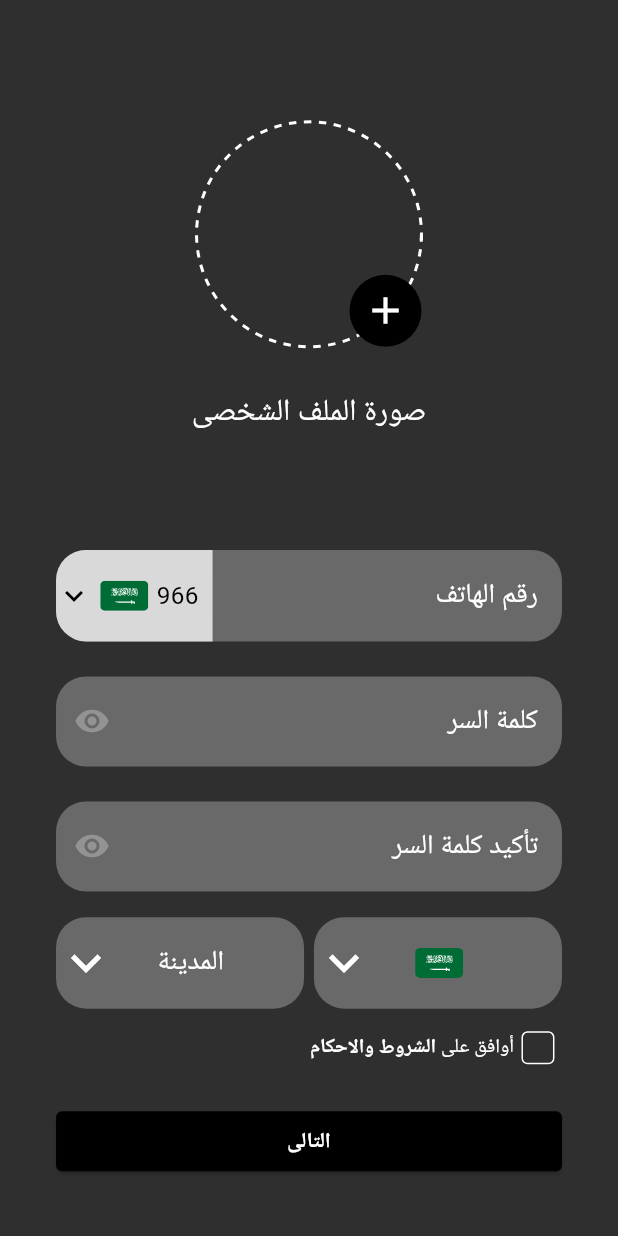
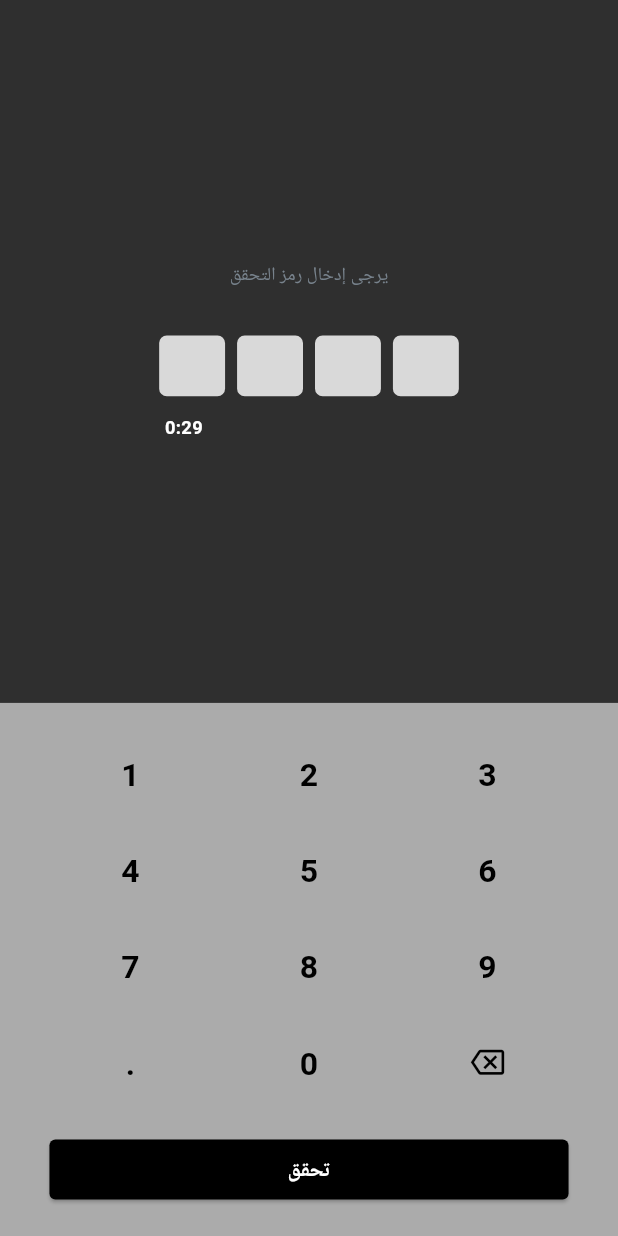
Before and after one commit to mohammedhedaya/-Sar-aat-Al-Tasweeq, a Flutter app: the SignUpProfile screen opened by its route, after a tap on "التالى", on a phone screen of 412 x 824 dp. Run offline on Flutter 3.47's test engine with Material 3 defaults, Android fonts, the phone set to English and light mode, and no system bars; drawn by our look-alikes of pinput; our stand-ins replace device_preview, flutter_screenutil, flutter_svg, go_router, shared_preferences; accounts and stored records are empty.

Commit message:
Finish Sign Up OTP Page

```diff
--- a/lib/core/router/app_router.dart
+++ b/lib/core/router/app_router.dart
@@ -1,7 +1,9 @@
 import 'package:go_router/go_router.dart';
 import 'package:shopping_chart/features/auth/presentation/views/login_page.dart';
+import 'package:shopping_chart/features/auth/presentation/views/sign_up_otp_page.dart';
 import 'package:shopping_chart/features/auth/presentation/views/sign_up_page.dart';
 import 'package:shopping_chart/features/auth/presentation/views/sign_up_profile.dart';
+import 'package:shopping_chart/features/auth/presentation/views/success_sign_up_page.dart';
 
 final GoRouter router = GoRouter(
   routes: [
@@ -13,9 +15,17 @@ final GoRouter router = GoRouter(
       path: '/signup',
       builder: (context, state) => const SignUpPage(),
     ),
-     GoRoute(
+    GoRoute(
       path: '/signupProfile',
       builder: (context, state) => const SignUpProfile(),
     ),
+    GoRoute(
+      path: '/signupOTP',
+      builder: (context, state) => const SignUpOTPPage(),
+    ),
+     GoRoute(
+      path: '/successSignUp',
+      builder: (context, state) => const SuccessSignUpPage(),
+    ),
   ],
 );
--- a/lib/core/utils/assets.dart
+++ b/lib/core/utils/assets.dart
@@ -10,6 +10,10 @@ class Assets {
   /// assets/images/light.svg
   static const String imagesLight = "assets/images/light.svg";
 
+  /// Assets for imagesSpeedMarktinglogo
+  /// assets/images/speedMarktinglogo.png
+  static const String imagesSpeedMarktinglogo = "assets/images/speedMarktinglogo.png";
+
   /// Assets for imagesSuadiFlag
   /// assets/images/suadiFlag.svg
   static const String imagesSuadiFlag = "assets/images/suadiFlag.svg";
--- /dev/null
+++ b/lib/features/auth/presentation/views/sign_up_otp_page.dart
@@ -0,0 +1,190 @@
+import 'dart:async';
+import 'package:flutter/material.dart';
+import 'package:flutter_screenutil/flutter_screenutil.dart';
+import 'package:go_router/go_router.dart';
+import 'package:pinput/pinput.dart';
+import 'package:shopping_chart/core/utils/app_colors.dart';
+import 'package:shopping_chart/core/utils/app_text_style.dart';
+
+class SignUpOTPPage extends StatefulWidget {
+  const SignUpOTPPage({super.key});
+  @override
+  State<SignUpOTPPage> createState() => _SignUpOTPPageState();
+}
+
+class _SignUpOTPPageState extends State<SignUpOTPPage> {
+  final TextEditingController _pinController = TextEditingController();
+  final FocusNode _focusNode = FocusNode();
+  late Timer _timer;
+  int _start = 30;
+  @override
+  void initState() {
+    super.initState();
+    startTimer();
+  }
+
+  @override
+  void dispose() {
+    _timer.cancel();
+    super.dispose();
+  }
+
+  void startTimer() {
+    _timer = Timer.periodic(const Duration(seconds: 1), (timer) {
+      if (_start == 0) {
+        _timer.cancel();
+      } else {
+        setState(() {
+          _start--;
+        });
+      }
+    });
+  }
+
+  void _handleKeyTap(String value) {
+    if (value == "<") {
+      // Backspace
+      if (_pinController.text.isNotEmpty) {
+        _pinController.text =
+            _pinController.text.substring(0, _pinController.text.length - 1);
+      }
+    } else {
+      if (_pinController.text.length < 4) {
+        _pinController.text += value;
+      }
+    }
+  }
+
+  @override
+  Widget build(BuildContext context) {
+    return Scaffold(
+      backgroundColor: const Color(0xFF2F2F2F),
+      body: Column(
+        children: [
+          Expanded(
+            child: Column(
+              mainAxisAlignment: MainAxisAlignment.center,
+              children: [
+                Text(
+                  'يرجى إدخال رمز التحقق',
+                  textAlign: TextAlign.center,
+                  style: AppStyles.style12W400,
+                ),
+                SizedBox(height: 30.h),
+                Pinput(
+                  length: 4,
+                  controller: _pinController,
+                  focusNode: _focusNode,
+                  showCursor: true,
+                  readOnly: true,
+                  //
+                  defaultPinTheme: PinTheme(
+                    width: 40.w,
+                    height: 40.h,
+                    textStyle: TextStyle(
+                      fontSize: 22.sp,
+                      color: Colors.black,
+                    ),
+                    decoration: BoxDecoration(
+                      color: const Color(0xffD9D9D9),
+                      borderRadius: BorderRadius.circular(5.r),
+                    ),
+                  ),
+                  onCompleted: (pin) {},
+                ),
+                SizedBox(height: 12.h),
+                Padding(
+                  padding: EdgeInsets.symmetric(horizontal: 100.w),
+                  child: Align(
+                    alignment: Alignment.centerLeft,
+                    child: Text(
+                      '0:$_start',
+                      style: AppStyles.style12W600,
+                    ),
+                  ),
+                ),
+              ],
+            ),
+          ),
+          Container(
+            color: const Color(0xffABABAB),
+            padding: EdgeInsets.symmetric(horizontal: 30.w, vertical: 20.h),
+            child: Column(
+              children: [
+                GridView.count(
+                  shrinkWrap: true,
+                  crossAxisCount: 3,
+                  crossAxisSpacing: 10.w,
+                  mainAxisSpacing: 10.h,
+                  childAspectRatio: 2,
+                  children: List.generate(12, (index) {
+                    String value;
+                    if (index < 9) {
+                      value = '${index + 1}'; // Display numbers (1 to 9)
+                    } else if (index == 9) {
+                      value = "."; // A dot (optional)
+                    } else if (index == 10) {
+                      value = "0"; // Zero
+                    } else {
+                      value = "<"; // For backspace symbol
+                    }
+                    return Material(
+                      color: const Color(0xffABABAB),
+                      child: InkWell(
+                        onTap: () {
+                          setState(() {
+                            _handleKeyTap(value);
+                          });
+                        },
+                        borderRadius: BorderRadius.circular(10.r),
+                        child: Container(
+                          alignment: Alignment.center,
+                          decoration: BoxDecoration(
+                            borderRadius: BorderRadius.circular(10.r),
+                          ),
+                          child: value == "<"
+                              ? Icon(
+                                  Icons.backspace_outlined,
+                                  color: Colors.black,
+                                  size: 22.sp,
+                                )
+                              : Text(
+                                  value,
+                                  style: TextStyle(
+                                    fontSize: 21.sp,
+                                    color: Colors.black,
+                                    fontWeight: FontWeight.w600,
+                                  ),
+                                ),
+                        ),
+                      ),
+                    );
+                  }),
+                ),
+                SizedBox(height: 20.h),
+                SizedBox(
+                  width: double.infinity,
+                  child: ElevatedButton(
+                    onPressed: () {
+                      context.push('/successSignUp');
+                    },
+                    style: ElevatedButton.styleFrom(
+                      backgroundColor: AppColors.blackColor,
+                      shape: RoundedRectangleBorder(
+                        borderRadius: BorderRadius.circular(4),
+                      ),
+                    ),
+                    child: Text(
+                      "تحقق",
+                      style: AppStyles.style14W600,
+                    ),
+                  ),
+                ),
+              ],
+            ),
+          ),
+        ],
+      ),
+    );
+  }
+}
--- a/lib/features/auth/presentation/views/sign_up_profile.dart
+++ b/lib/features/auth/presentation/views/sign_up_profile.dart
@@ -2,6 +2,7 @@ import 'dart:math';
 import 'package:flutter/material.dart';
 import 'package:flutter_screenutil/flutter_screenutil.dart';
 import 'package:flutter_svg/flutter_svg.dart';
+import 'package:go_router/go_router.dart';
 import 'package:shopping_chart/core/utils/app_colors.dart';
 import 'package:shopping_chart/core/utils/app_text_style.dart';
 import 'package:shopping_chart/core/utils/assets.dart';
@@ -169,7 +170,9 @@ class SignUpProfile extends StatelessWidget {
               SizedBox(
                 width: double.infinity,
                 child: ElevatedButton(
-                  onPressed: () {},
+                  onPressed: () {
+                    context.push("/signUpOTP");
+                  },
                   style: ElevatedButton.styleFrom(
                     backgroundColor: AppColors.blackColor,
                     shape: RoundedRectangleBorder(
--- /dev/null
+++ b/lib/features/auth/presentation/views/success_sign_up_page.dart
@@ -0,0 +1,10 @@
+import 'package:flutter/material.dart';
+
+class SuccessSignUpPage extends StatelessWidget {
+  const SuccessSignUpPage({super.key});
+
+  @override
+  Widget build(BuildContext context) {
+    return const Scaffold();
+  }
+}
--- a/pubspec.yaml
+++ b/pubspec.yaml
@@ -43,6 +43,7 @@ dependencies:
   shared_preferences: ^2.3.2
   get_it: ^7.7.0
   http: ^1.2.2
+  pinput: ^5.0.0
 
 dev_dependencies:
   flutter_test:
```
Also changed, not shown: assets/images/speedMarktinglogo.png (added), pubspec.lock.
